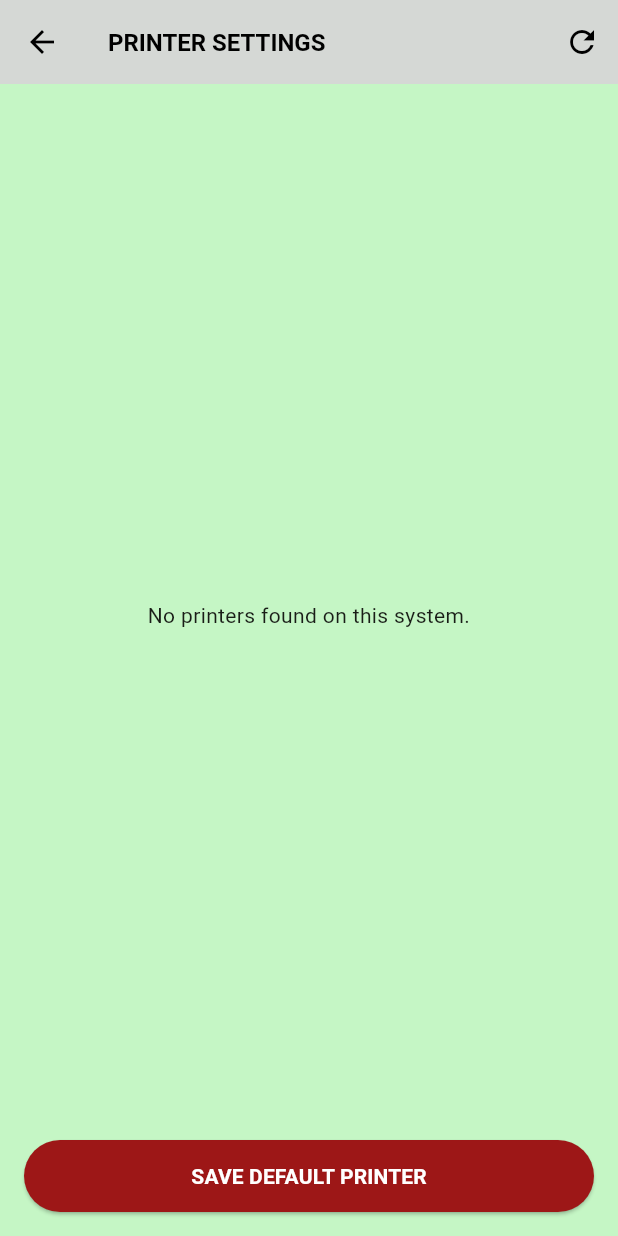
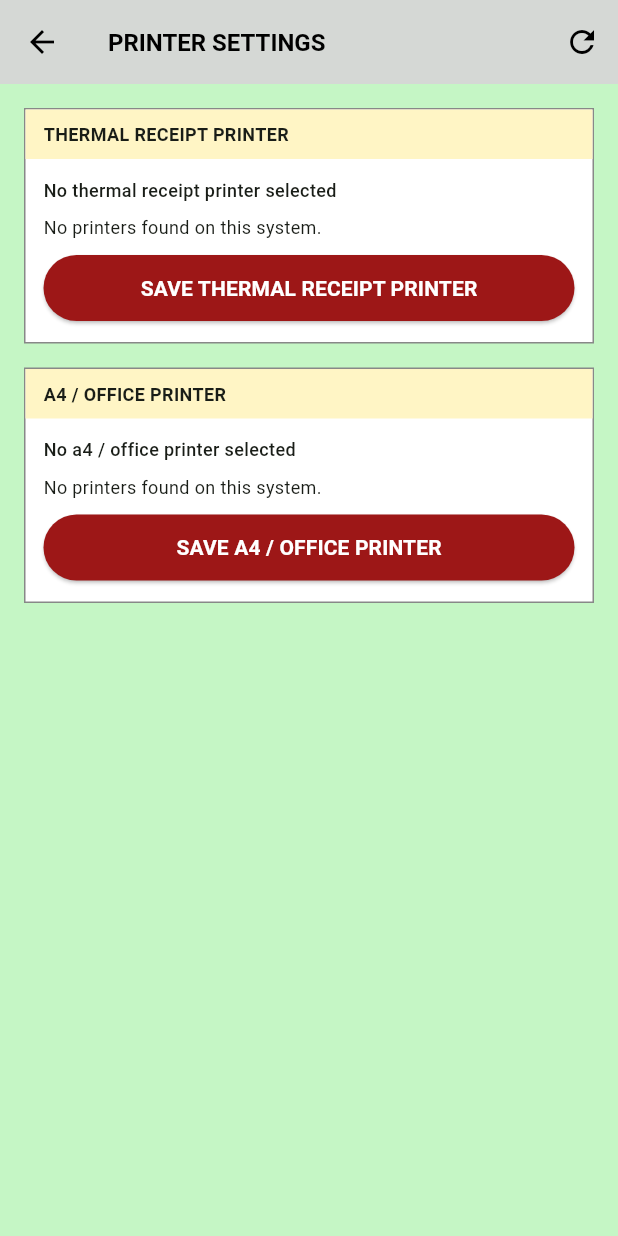
Before and after one commit to Vigneshwari116/sales, a Flutter app: the PrinterSettingsScreen screen opened directly, after a tap on the "refresh" icon, on a phone screen of 412 x 824 dp. Run offline on Flutter 3.47's test engine with Material 3 defaults, Android fonts, the phone set to English and light mode, and no system bars; our stand-ins replace connectivity_plus, pdf, printing, shared_preferences, sqflite, sqflite_common_ffi; accounts and stored records are empty.

Commit message:
Phase 5: persist printer settings per type (thermal + A4)
- Add PrinterType enum with separate SharedPreferences keys per type
- Migrate legacy default_printer to thermal on first read
- Printer settings UI: independent thermal and A4/office sections
- Bill save auto-print uses thermal default; BillPrintService supports A4 layout
- Tests for per-type storage, migration, and clear behavior

Co-authored-by: Vigneshwari116 <Vigneshwari116@users.noreply.github.com>

```diff
--- a/lib/screen/printer_settings_screen.dart
+++ b/lib/screen/printer_settings_screen.dart
@@ -12,13 +12,18 @@ class PrinterSettingsScreen extends StatefulWidget {
 class _PrinterSettingsScreenState extends State<PrinterSettingsScreen> {
   static const Color _background = Color(0xFFC5F6C5);
   static const Color _border = Color(0xFF888888);
+  static const Color _header = Color(0xFFFFF5C5);
 
   bool _loading = true;
-  bool _saving = false;
-  String? _savedPrinter;
-  String? _selectedPrinter;
+  String? _error;
   List<Printer> _printers = [];
-  String? _error;
+
+  final Map<PrinterType, String?> _savedPrinters = {};
+  final Map<PrinterType, String?> _selectedPrinters = {};
+  final Map<PrinterType, bool> _saving = {
+    PrinterType.thermal: false,
+    PrinterType.a4: false,
+  };
 
   @override
   void initState() {
@@ -33,26 +38,17 @@ class _PrinterSettingsScreenState extends State<PrinterSettingsScreen> {
     });
 
     try {
-      final saved = await PrinterSettingsService.getDefaultPrinter();
       final printers = await Printing.listPrinters();
-      String? matchedSelection;
 
-      if (saved != null && saved.isNotEmpty) {
-        for (final printer in printers) {
-          final key = _printerKey(printer);
-          if (key == saved || printer.name == saved) {
-            matchedSelection = key;
-            break;
-          }
-        }
-        matchedSelection ??= saved;
+      for (final type in PrinterType.values) {
+        final saved = await PrinterSettingsService.getDefaultPrinter(type);
+        _savedPrinters[type] = saved;
+        _selectedPrinters[type] = _matchSavedPrinter(saved, printers);
       }
 
       if (!mounted) return;
 
       setState(() {
-        _savedPrinter = saved;
-        _selectedPrinter = matchedSelection;
         _printers = printers;
         _loading = false;
       });
@@ -66,34 +62,47 @@ class _PrinterSettingsScreenState extends State<PrinterSettingsScreen> {
     }
   }
 
-  Future<void> _saveSelection() async {
-    final selected = _selectedPrinter;
+  String? _matchSavedPrinter(String? saved, List<Printer> printers) {
+    if (saved == null || saved.isEmpty) {
+      return null;
+    }
+
+    for (final printer in printers) {
+      final key = _printerKey(printer);
+      if (key == saved || printer.name == saved) {
+        return key;
+      }
+    }
+
+    return saved;
+  }
+
+  Future<void> _saveSelection(PrinterType type) async {
+    final selected = _selectedPrinters[type];
     if (selected == null || selected.isEmpty) {
       ScaffoldMessenger.of(context).showSnackBar(
-        const SnackBar(content: Text('Select a printer first')),
+        SnackBar(content: Text('Select a ${type.label.toLowerCase()} printer first')),
       );
       return;
     }
 
-    setState(() => _saving = true);
+    setState(() => _saving[type] = true);
 
-    await PrinterSettingsService.setDefaultPrinter(selected);
+    await PrinterSettingsService.setDefaultPrinter(type, selected);
 
     if (!mounted) return;
 
     setState(() {
-      _savedPrinter = selected;
-      _saving = false;
+      _savedPrinters[type] = selected;
+      _saving[type] = false;
     });
 
     ScaffoldMessenger.of(context).showSnackBar(
-      SnackBar(content: Text('Default printer saved: $selected')),
+      SnackBar(content: Text('${type.label} printer saved: $selected')),
     );
   }
 
-  String _printerLabel(Printer printer) {
-    return printer.name;
-  }
+  String _printerLabel(Printer printer) => printer.name;
 
   String _printerKey(Printer printer) {
     return printer.url.isNotEmpty ? printer.url : printer.name;
@@ -125,23 +134,6 @@ class _PrinterSettingsScreenState extends State<PrinterSettingsScreen> {
               child: Column(
                 crossAxisAlignment: CrossAxisAlignment.stretch,
                 children: [
-                  if (_savedPrinter != null && _savedPrinter!.isNotEmpty)
-                    Container(
-                      padding: const EdgeInsets.all(12),
-                      decoration: BoxDecoration(
-                        color: Colors.white,
-                        border: Border.all(color: _border),
-                      ),
-                      child: Text(
-                        'Current default: $_savedPrinter',
-                        style: const TextStyle(
-                          fontSize: 13,
-                          fontWeight: FontWeight.bold,
-                        ),
-                      ),
-                    ),
-                  if (_savedPrinter != null && _savedPrinter!.isNotEmpty)
-                    const SizedBox(height: 12),
                   if (_error != null)
                     Padding(
                       padding: const EdgeInsets.only(bottom: 12),
@@ -151,53 +143,96 @@ class _PrinterSettingsScreenState extends State<PrinterSettingsScreen> {
                       ),
                     ),
                   Expanded(
-                    child: _printers.isEmpty
-                        ? const Center(
-                            child: Text(
-                              'No printers found on this system.',
-                              textAlign: TextAlign.center,
+                    child: ListView(
+                      children: [
+                        for (final type in PrinterType.values) ...[
+                          _buildTypeSection(type),
+                          if (type != PrinterType.values.last)
+                            const SizedBox(height: 16),
+                        ],
+                      ],
                     ),
-                          )
-                        : Container(
+                  ),
+                ],
+              ),
+            ),
+    );
+  }
+
+  Widget _buildTypeSection(PrinterType type) {
+    final saved = _savedPrinters[type];
+    final selected = _selectedPrinters[type];
+    final saving = _saving[type] ?? false;
+
+    return Container(
       decoration: BoxDecoration(
         color: Colors.white,
         border: Border.all(color: _border),
       ),
-                            child: ListView.separated(
-                              itemCount: _printers.length,
-                              separatorBuilder: (_, __) =>
-                                  const Divider(height: 1),
-                              itemBuilder: (context, index) {
-                                final printer = _printers[index];
+      child: Column(
+        crossAxisAlignment: CrossAxisAlignment.stretch,
+        children: [
+          Container(
+            color: _header,
+            padding: const EdgeInsets.symmetric(horizontal: 12, vertical: 8),
+            child: Text(
+              type.settingsTitle,
+              style: const TextStyle(fontWeight: FontWeight.bold, fontSize: 12),
+            ),
+          ),
+          Padding(
+            padding: const EdgeInsets.all(12),
+            child: Column(
+              crossAxisAlignment: CrossAxisAlignment.stretch,
+              children: [
+                Text(
+                  saved != null && saved.isNotEmpty
+                      ? 'Current: $saved'
+                      : 'No ${type.label.toLowerCase()} printer selected',
+                  style: const TextStyle(
+                    fontSize: 12,
+                    fontWeight: FontWeight.w500,
+                  ),
+                ),
+                const SizedBox(height: 8),
+                if (_printers.isEmpty)
+                  const Text(
+                    'No printers found on this system.',
+                    style: TextStyle(fontSize: 12),
+                  )
+                else
+                  ..._printers.map((printer) {
                     final key = _printerKey(printer);
 
                     return RadioListTile<String>(
                       value: key,
-                                  groupValue: _selectedPrinter,
+                      groupValue: selected,
+                      dense: true,
+                      contentPadding: EdgeInsets.zero,
                       onChanged: (value) {
-                                    setState(() => _selectedPrinter = value);
+                        setState(() => _selectedPrinters[type] = value);
                       },
-                                  title: Text(_printerLabel(printer)),
+                      title: Text(
+                        _printerLabel(printer),
+                        style: const TextStyle(fontSize: 13),
+                      ),
                       subtitle: printer.url.isNotEmpty
                           ? Text(
                               printer.url,
-                                          style: const TextStyle(fontSize: 11),
+                              style: const TextStyle(fontSize: 10),
                             )
                           : null,
                     );
-                              },
-                            ),
-                          ),
-                  ),
-                  const SizedBox(height: 12),
+                  }),
+                const SizedBox(height: 8),
                 ElevatedButton(
-                    onPressed: _saving ? null : _saveSelection,
+                  onPressed: saving ? null : () => _saveSelection(type),
                   style: ElevatedButton.styleFrom(
                     backgroundColor: const Color(0xFF9D1717),
                     foregroundColor: Colors.white,
-                      padding: const EdgeInsets.symmetric(vertical: 14),
+                    padding: const EdgeInsets.symmetric(vertical: 12),
                   ),
-                    child: _saving
+                  child: saving
                       ? const SizedBox(
                           width: 18,
                           height: 18,
@@ -206,14 +241,16 @@ class _PrinterSettingsScreenState extends State<PrinterSettingsScreen> {
                             color: Colors.white,
                           ),
                         )
-                        : const Text(
-                            'SAVE DEFAULT PRINTER',
-                            style: TextStyle(fontWeight: FontWeight.bold),
+                      : Text(
+                          'SAVE ${type.settingsTitle}',
+                          style: const TextStyle(fontWeight: FontWeight.bold),
                         ),
                 ),
               ],
             ),
           ),
+        ],
+      ),
     );
   }
 }
--- a/lib/screen/sales_bill_screen.dart
+++ b/lib/screen/sales_bill_screen.dart
@@ -554,7 +554,9 @@ class _SalesBillScreenState extends State<SalesBillScreen> {
       // Desktop save is best-effort; bill is already persisted locally.
     }
 
-    final defaultPrinter = await PrinterSettingsService.getDefaultPrinter();
+    final defaultPrinter = await PrinterSettingsService.getDefaultPrinter(
+      PrinterType.thermal,
+    );
 
     if (defaultPrinter == null || defaultPrinter.isEmpty) {
       if (!mounted) return;
@@ -563,13 +565,14 @@ class _SalesBillScreenState extends State<SalesBillScreen> {
         _busy = false;
       });
       _showMessage(
-        'No printer selected. Please choose one in Printer Settings.',
+        'No thermal printer selected. Please choose one in Printer Settings.',
       );
     } else {
       try {
         await BillPrintService.printReceipt(
           bill,
           printerName: defaultPrinter,
+          type: PrinterType.thermal,
         );
         if (!mounted) return;
         setState(() {
--- a/lib/services/printer_settings_service.dart
+++ b/lib/services/printer_settings_service.dart
@@ -1,20 +1,64 @@
 import 'package:shared_preferences/shared_preferences.dart';
 
-class PrinterSettingsService {
-  static const String defaultPrinterKey = 'default_printer';
+enum PrinterType {
+  thermal,
+  a4;
 
-  static Future<String?> getDefaultPrinter() async {
-    final prefs = await SharedPreferences.getInstance();
-    return prefs.getString(defaultPrinterKey);
+  String get label {
+    switch (this) {
+      case PrinterType.thermal:
+        return 'Thermal Receipt';
+      case PrinterType.a4:
+        return 'A4 / Office';
+    }
   }
 
-  static Future<void> setDefaultPrinter(String printerName) async {
+  String get settingsTitle {
+    switch (this) {
+      case PrinterType.thermal:
+        return 'THERMAL RECEIPT PRINTER';
+      case PrinterType.a4:
+        return 'A4 / OFFICE PRINTER';
+    }
+  }
+}
+
+class PrinterSettingsService {
+  static const String legacyDefaultPrinterKey = 'default_printer';
+
+  static String _key(PrinterType type) => 'default_printer_${type.name}';
+
+  static Future<void> migrateLegacyIfNeeded() async {
     final prefs = await SharedPreferences.getInstance();
-    await prefs.setString(defaultPrinterKey, printerName);
+    final legacy = prefs.getString(legacyDefaultPrinterKey);
+
+    if (legacy == null || legacy.isEmpty) {
+      return;
+    }
+
+    if (!prefs.containsKey(_key(PrinterType.thermal))) {
+      await prefs.setString(_key(PrinterType.thermal), legacy);
+    }
+
+    await prefs.remove(legacyDefaultPrinterKey);
   }
 
-  static Future<void> clearDefaultPrinter() async {
+  static Future<String?> getDefaultPrinter(PrinterType type) async {
+    await migrateLegacyIfNeeded();
     final prefs = await SharedPreferences.getInstance();
-    await prefs.remove(defaultPrinterKey);
+    return prefs.getString(_key(type));
+  }
+
+  static Future<void> setDefaultPrinter(
+    PrinterType type,
+    String printerName,
+  ) async {
+    final prefs = await SharedPreferences.getInstance();
+    await prefs.setString(_key(type), printerName);
+  }
+
+  static Future<void> clearDefaultPrinter(PrinterType type) async {
+    final prefs = await SharedPreferences.getInstance();
+    await prefs.remove(_key(type));
   }
 }
```
Also changed, not shown: lib/services/bill_print_service.dart (+19 -5 lines), 1 other file. Lines whose indentation alone changed are shown as unchanged.
